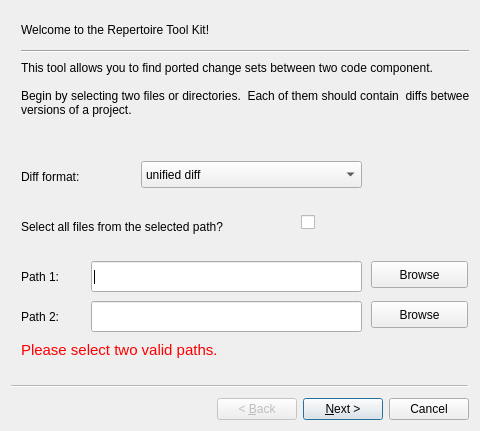
Old version of the form src/ui/wizard_generic.ui in the repository baishakhir/RepertoireTool.
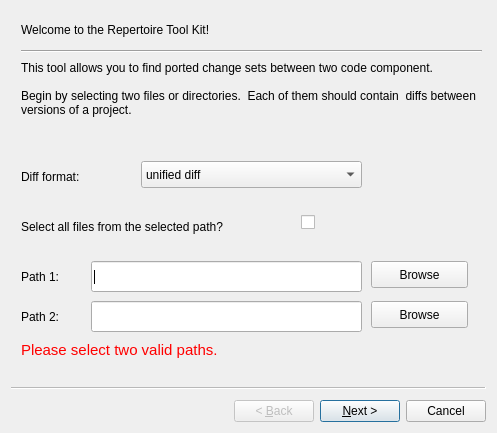
New version of the form.

Commit message: app_model.py: add progress bar for all the 3 steps ccfx_entrypoint.py: changed os.system to subprocess so that the main process waits for ccFinder to finish ccfx_input_conv.py:ignoring lines containing file name in conv ccfx_output_conv.py: closed meta.ccfxPrep and meta.filterConv; this was causing a buffer synchronization error. 	modified:   driverG.py 	modified:   ui/wizard_generic.ui

```diff
--- a/src/ui/wizard_generic.ui
+++ b/src/ui/wizard_generic.ui
@@ -6,8 +6,8 @@
    <rect>
     <x>0</x>
     <y>0</y>
-    <width>480</width>
-    <height>431</height>
+    <width>497</width>
+    <height>433</height>
    </rect>
   </property>
   <property name="windowTitle">
```
The commit also changes 5 other files.
